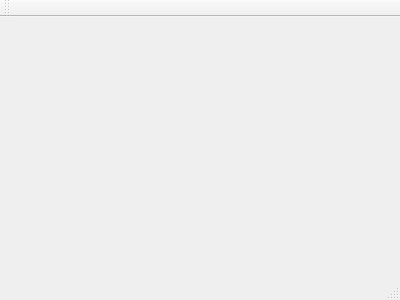
Before: the Qt Designer form MainWindow.ui in cykusz/rejestr, drawn with Qt 5.
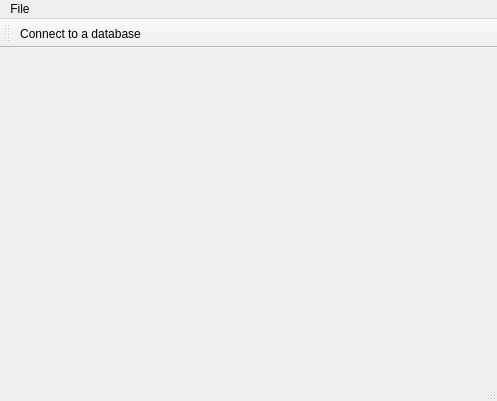
After: the same form once the commit is applied. Icons and pictures are not drawn.

Commit message: connecting and disconnecting from database

Diff of the .ui file:
```diff
--- a/MainWindow.ui
+++ b/MainWindow.ui
@@ -1,24 +1,58 @@
 <ui version="4.0">
  <class>MainWindow</class>
- <widget class="QMainWindow" name="MainWindow" >
-  <property name="geometry" >
+ <widget class="QMainWindow" name="MainWindow">
+  <property name="geometry">
    <rect>
     <x>0</x>
     <y>0</y>
-    <width>400</width>
-    <height>300</height>
+    <width>497</width>
+    <height>401</height>
    </rect>
   </property>
   <property name="windowTitle" >
    <string>MainWindow</string>
   </property>
-  <widget class="QMenuBar" name="menuBar" />
-  <widget class="QToolBar" name="mainToolBar" />
-  <widget class="QWidget" name="centralWidget" />
-  <widget class="QStatusBar" name="statusBar" />
+  <widget class="QWidget" name="centralWidget"/>
+  <widget class="QMenuBar" name="menuBar">
+   <property name="geometry">
+    <rect>
+     <x>0</x>
+     <y>0</y>
+     <width>497</width>
+     <height>21</height>
+    </rect>
+   </property>
+   <widget class="QMenu" name="menuFile">
+    <property name="title">
+     <string>File</string>
+    </property>
+    <addaction name="actionConnect_to_a_database"/>
+   </widget>
+   <addaction name="menuFile"/>
+  </widget>
+  <widget class="QToolBar" name="mainToolBar">
+   <attribute name="toolBarArea">
+    <enum>TopToolBarArea</enum>
+   </attribute>
+   <attribute name="toolBarBreak">
+    <bool>false</bool>
+   </attribute>
+   <addaction name="actionConnect_to_a_database"/>
+  </widget>
+  <widget class="QStatusBar" name="statusBar"/>
+  <action name="actionConnect_to_a_database">
+   <property name="icon">
+    <iconset resource="resources.qrc">
+     <normaloff>:/icons/connect_ico.png</normaloff>:/icons/connect_ico.png</iconset>
+   </property>
+   <property name="text">
+    <string>Connect to a database</string>
+   </property>
+  </action>
  </widget>
- <layoutDefault spacing="6" margin="11" />
- <pixmapfunction></pixmapfunction>
- <resources/>
+ <layoutdefault spacing="6" margin="11"/>
+ <resources>
+  <include location="resources.qrc"/>
+ </resources>
  <connections/>
 </ui>
```
Left out of the diff: 3 changed lines with no effect on the pictures. The commit also changes 8 other files.
